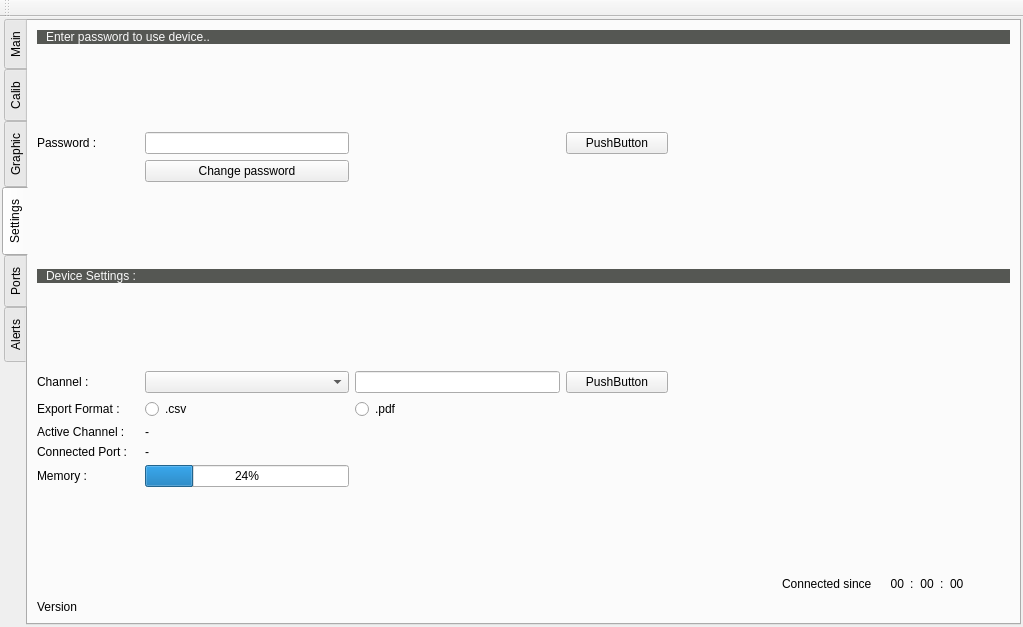
Qt form dlcalmenu.ui (silozd/Data_Logger) before a commit.
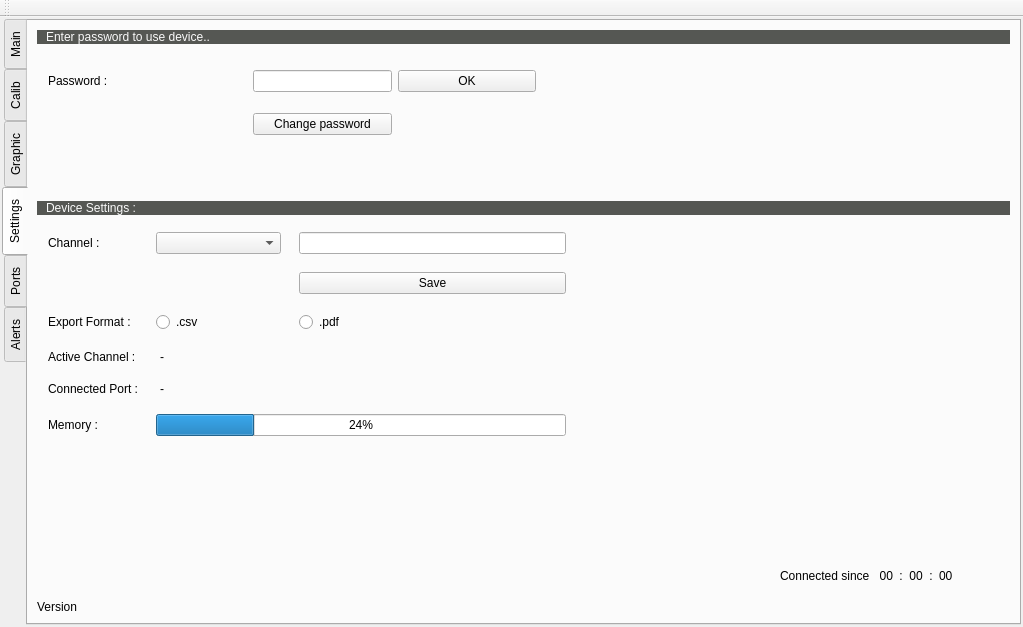
The same form after that commit. The open tabs and pages were chosen to show the change.

Commit message: settings layout

The edit to the form file:
```diff
--- a/dlcalmenu.ui
+++ b/dlcalmenu.ui
@@ -634,7 +634,7 @@
        <attribute name="title">
         <string>Settings</string>
        </attribute>
-       <layout class="QGridLayout" name="gridLayout_10" rowstretch="1,0,1,1,0,0,0,1,1,0,0,1,0,0,0" columnstretch="1,2,2,1,1,1,0,0,0,0,0,0">
+       <layout class="QGridLayout" name="gridLayout_10" rowstretch="0,1,0,0,1,1,0,0" columnstretch="3,1,0,0">
         <property name="leftMargin">
          <number>9</number>
         </property>
@@ -647,114 +647,7 @@
         <property name="bottomMargin">
          <number>9</number>
         </property>
-        <item row="9" column="0">
-         <widget class="QLabel" name="label_24">
-          <property name="text">
-           <string>Active Channel :</string>
-          </property>
-         </widget>
-        </item>
-        <item row="13" column="6">
-         <widget class="QLabel" name="hundredthsText">
-          <property name="text">
-           <string>00</string>
-          </property>
-          <property name="alignment">
-           <set>Qt::AlignRight|Qt::AlignTrailing|Qt::AlignVCenter</set>
-          </property>
-         </widget>
-        </item>
-        <item row="9" column="1">
-         <widget class="QLabel" name="activeChannels">
-          <property name="text">
-           <string>-</string>
-          </property>
-         </widget>
-        </item>
-        <item row="13" column="10">
-         <widget class="QLabel" name="secondsText">
-          <property name="text">
-           <string>00</string>
-          </property>
-         </widget>
-        </item>
-        <item row="2" column="3">
-         <widget class="QPushButton" name="pushButton_9">
-          <property name="text">
-           <string>PushButton</string>
-          </property>
-         </widget>
-        </item>
-        <item row="10" column="0">
-         <widget class="QLabel" name="label_26">
-          <property name="text">
-           <string>Connected Port :</string>
-          </property>
-         </widget>
-        </item>
-        <item row="13" column="4">
-         <spacer name="horizontalSpacer_4">
-          <property name="orientation">
-           <enum>Qt::Horizontal</enum>
-          </property>
-          <property name="sizeHint" stdset="0">
-           <size>
-            <width>40</width>
-            <height>20</height>
-           </size>
-          </property>
-         </spacer>
-        </item>
-        <item row="6" column="1">
-         <spacer name="verticalSpacer_4">
-          <property name="orientation">
-           <enum>Qt::Vertical</enum>
-          </property>
-          <property name="sizeHint" stdset="0">
-           <size>
-            <width>20</width>
-            <height>40</height>
-           </size>
-          </property>
-         </spacer>
-        </item>
-        <item row="7" column="1">
-         <widget class="QComboBox" name="combo_channels"/>
-        </item>
-        <item row="2" column="1">
-         <widget class="QLineEdit" name="lineEdit"/>
-        </item>
-        <item row="13" column="5">
-         <widget class="QLabel" name="lbl_settingsTime">
-          <property name="text">
-           <string>Connected since </string>
-          </property>
-         </widget>
-        </item>
-        <item row="1" column="1">
-         <spacer name="verticalSpacer_3">
-          <property name="orientation">
-           <enum>Qt::Vertical</enum>
-          </property>
-          <property name="sizeHint" stdset="0">
-           <size>
-            <width>20</width>
-            <height>40</height>
-           </size>
-          </property>
-         </spacer>
-        </item>
-        <item row="7" column="2">
-         <widget class="QLineEdit" name="lineEdit_2"/>
-        </item>
-        <item row="8" column="0">
-         <widget class="QLabel" name="label_23">
-          <property name="text">
-           <string>Export Format :</string>
-          </property>
-         </widget>
-        </item>
-        <item row="13" column="11">
+        <item row="6" column="3">
          <spacer name="horizontalSpacer">
           <property name="orientation">
            <enum>Qt::Horizontal</enum>
@@ -767,58 +660,7 @@
           </property>
          </spacer>
         </item>
-        <item row="7" column="3">
-         <widget class="QPushButton" name="pushButton_10">
-          <property name="text">
-           <string>PushButton</string>
-          </property>
-         </widget>
-        </item>
-        <item row="11" column="0">
-         <widget class="QLabel" name="label_28">
-          <property name="text">
-           <string>Memory :</string>
-          </property>
-         </widget>
-        </item>
-        <item row="3" column="1">
-         <widget class="QPushButton" name="btn_newPassword">
-          <property name="text">
-           <string>Change password</string>
-          </property>
-         </widget>
-        </item>
-        <item row="8" column="2">
-         <widget class="QRadioButton" name="radioButton_4">
-          <property name="text">
-           <string>.pdf</string>
-          </property>
-         </widget>
-        </item>
-        <item row="0" column="0" colspan="12">
-         <widget class="QLabel" name="label_19">
-          <property name="sizePolicy">
-           <sizepolicy hsizetype="Preferred" vsizetype="Fixed">
-            <horstretch>0</horstretch>
-            <verstretch>0</verstretch>
-           </sizepolicy>
-          </property>
-          <property name="styleSheet">
-           <string notr="true">background-color: rgb(85, 87, 83);
-color: rgb(250, 250, 250);</string>
-          </property>
-          <property name="text">
-           <string>Enter password to use device..</string>
-          </property>
-          <property name="margin">
-           <number>5</number>
-          </property>
-          <property name="indent">
-           <number>9</number>
-          </property>
-         </widget>
-        </item>
-        <item row="5" column="0" colspan="12">
+        <item row="3" column="0" colspan="4">
          <widget class="QLabel" name="label_21">
           <property name="sizePolicy">
            <sizepolicy hsizetype="Preferred" vsizetype="Fixed">
@@ -841,59 +683,7 @@
           </property>
          </widget>
         </item>
-        <item row="10" column="1">
-         <widget class="QLabel" name="currentPort">
-          <property name="text">
-           <string>-</string>
-          </property>
-         </widget>
-        </item>
-        <item row="11" column="1">
-         <widget class="QProgressBar" name="progressBar">
-          <property name="value">
-           <number>24</number>
-          </property>
-         </widget>
-        </item>
-        <item row="13" column="7">
-         <widget class="QLabel" name="label">
-          <property name="text">
-           <string>:</string>
-          </property>
-         </widget>
-        </item>
-        <item row="13" column="8">
-         <widget class="QLabel" name="minutesText">
-          <property name="text">
-           <string>00</string>
-          </property>
-          <property name="alignment">
-           <set>Qt::AlignCenter</set>
-          </property>
-         </widget>
-        </item>
-        <item row="14" column="0" colspan="12">
-         <widget class="QLabel" name="label_4">
-          <property name="text">
-           <string>Version</string>
-          </property>
-         </widget>
-        </item>
-        <item row="8" column="1">
-         <widget class="QRadioButton" name="radioButton_3">
-          <property name="text">
-           <string>.csv</string>
-          </property>
-         </widget>
-        </item>
-        <item row="7" column="0">
-         <widget class="QLabel" name="label_22">
-          <property name="text">
-           <string>Channel :</string>
-          </property>
-         </widget>
-        </item>
-        <item row="4" column="1">
+        <item row="2" column="1">
          <spacer name="verticalSpacer">
           <property name="orientation">
            <enum>Qt::Vertical</enum>
@@ -906,7 +696,30 @@
           </property>
          </spacer>
         </item>
-        <item row="12" column="4">
+        <item row="0" column="0" colspan="4">
+         <widget class="QLabel" name="label_19">
+          <property name="sizePolicy">
+           <sizepolicy hsizetype="Preferred" vsizetype="Fixed">
+            <horstretch>0</horstretch>
+            <verstretch>0</verstretch>
+           </sizepolicy>
+          </property>
+          <property name="styleSheet">
+           <string notr="true">background-color: rgb(85, 87, 83);
+color: rgb(250, 250, 250);</string>
+          </property>
+          <property name="text">
+           <string>Enter password to use device..</string>
+          </property>
+          <property name="margin">
+           <number>5</number>
+          </property>
+          <property name="indent">
+           <number>9</number>
+          </property>
+         </widget>
+        </item>
+        <item row="5" column="1">
          <spacer name="verticalSpacer_2">
           <property name="orientation">
            <enum>Qt::Vertical</enum>
@@ -919,18 +732,239 @@
           </property>
          </spacer>
         </item>
-        <item row="2" column="0">
-         <widget class="QLabel" name="label_20">
+        <item row="7" column="0" colspan="4">
+         <widget class="QLabel" name="lbl_version">
+          <property name="font">
+           <font>
+            <family>Cantarell</family>
+           </font>
+          </property>
           <property name="text">
-           <string>Password :</string>
+           <string>Version</string>
           </property>
          </widget>
         </item>
-        <item row="13" column="9">
-         <widget class="QLabel" name="label_5">
-          <property name="text">
-           <string>:</string>
-          </property>
+        <item row="6" column="2">
+         <widget class="QWidget" name="widget_3" native="true">
+          <layout class="QGridLayout" name="gridLayout_17">
+           <item row="0" column="0">
+            <widget class="QLabel" name="lbl_settingsTime">
+             <property name="text">
+              <string>Connected since </string>
+             </property>
+            </widget>
+           </item>
+           <item row="0" column="3">
+            <widget class="QLabel" name="minutesText">
+             <property name="text">
+              <string>00</string>
+             </property>
+             <property name="alignment">
+              <set>Qt::AlignCenter</set>
+             </property>
+            </widget>
+           </item>
+           <item row="0" column="1">
+            <widget class="QLabel" name="hundredthsText">
+             <property name="text">
+              <string>00</string>
+             </property>
+             <property name="alignment">
+              <set>Qt::AlignRight|Qt::AlignTrailing|Qt::AlignVCenter</set>
+             </property>
+            </widget>
+           </item>
+           <item row="0" column="6">
+            <widget class="QLabel" name="secondsText">
+             <property name="text">
+              <string>00</string>
+             </property>
+            </widget>
+           </item>
+           <item row="0" column="5">
+            <widget class="QLabel" name="label_5">
+             <property name="text">
+              <string>:</string>
+             </property>
+             <property name="alignment">
+              <set>Qt::AlignCenter</set>
+             </property>
+            </widget>
+           </item>
+           <item row="0" column="2">
+            <widget class="QLabel" name="label">
+             <property name="text">
+              <string>:</string>
+             </property>
+             <property name="alignment">
+              <set>Qt::AlignCenter</set>
+             </property>
+            </widget>
+           </item>
+          </layout>
+         </widget>
+        </item>
+        <item row="4" column="0">
+         <widget class="QWidget" name="widget" native="true">
+          <layout class="QGridLayout" name="gridLayout_15" rowstretch="1,1,0,0,1,0" columnstretch="0,1,1,1">
+           <property name="spacing">
+            <number>18</number>
+           </property>
+           <item row="5" column="0">
+            <widget class="QLabel" name="label_28">
+             <property name="text">
+              <string>Memory :</string>
+             </property>
+            </widget>
+           </item>
+           <item row="2" column="1">
+            <widget class="QRadioButton" name="radioBtn_csv">
+             <property name="text">
+              <string>.csv</string>
+             </property>
+            </widget>
+           </item>
+           <item row="4" column="1" colspan="2">
+            <widget class="QLabel" name="currentPort">
+             <property name="text">
+              <string>-</string>
+             </property>
+             <property name="alignment">
+              <set>Qt::AlignLeading|Qt::AlignLeft|Qt::AlignVCenter</set>
+             </property>
+             <property name="indent">
+              <number>4</number>
+             </property>
+            </widget>
+           </item>
+           <item row="2" column="2">
+            <widget class="QRadioButton" name="radioBtn_pdf">
+             <property name="text">
+              <string>.pdf</string>
+             </property>
+            </widget>
+           </item>
+           <item row="4" column="0">
+            <widget class="QLabel" name="label_26">
+             <property name="text">
+              <string>Connected Port :</string>
+             </property>
+            </widget>
+           </item>
+           <item row="0" column="0">
+            <widget class="QLabel" name="label_22">
+             <property name="text">
+              <string>Channel :</string>
+             </property>
+            </widget>
+           </item>
+           <item row="3" column="0">
+            <widget class="QLabel" name="label_24">
+             <property name="text">
+              <string>Active Channel :</string>
+             </property>
+            </widget>
+           </item>
+           <item row="2" column="0">
+            <widget class="QLabel" name="label_23">
+             <property name="text">
+              <string>Export Format :</string>
+             </property>
+            </widget>
+           </item>
+           <item row="3" column="1" colspan="2">
+            <widget class="QLabel" name="activeChannels">
+             <property name="text">
+              <string>-</string>
+             </property>
+             <property name="alignment">
+              <set>Qt::AlignLeading|Qt::AlignLeft|Qt::AlignVCenter</set>
+             </property>
+             <property name="indent">
+              <number>4</number>
+             </property>
+            </widget>
+           </item>
+           <item row="5" column="1" colspan="3">
+            <widget class="QProgressBar" name="memory">
+             <property name="value">
+              <number>24</number>
+             </property>
+            </widget>
+           </item>
+           <item row="0" column="1">
+            <widget class="QComboBox" name="combo_channels"/>
+           </item>
+           <item row="0" column="2" colspan="2">
+            <widget class="QLineEdit" name="channelName"/>
+           </item>
+           <item row="1" column="2" colspan="2">
+            <widget class="QPushButton" name="btn_saveChn">
+             <property name="text">
+              <string>Save</string>
+             </property>
+            </widget>
+           </item>
+          </layout>
+         </widget>
+        </item>
+        <item row="1" column="0" colspan="3">
+         <widget class="QWidget" name="widget_2" native="true">
+          <layout class="QGridLayout" name="gridLayout_16" columnstretch="0,1,1,1,3">
+           <property name="verticalSpacing">
+            <number>12</number>
+           </property>
+           <item row="0" column="3">
+            <widget class="QPushButton" name="btn_password">
+             <property name="text">
+              <string>OK</string>
+             </property>
+            </widget>
+           </item>
+           <item row="1" column="2">
+            <widget class="QPushButton" name="btn_newPassword">
+             <property name="text">
+              <string>Change password</string>
+             </property>
+            </widget>
+           </item>
+           <item row="0" column="2">
+            <widget class="QLineEdit" name="password"/>
+           </item>
+           <item row="0" column="1">
+            <spacer name="horizontalSpacer_4">
+             <property name="orientation">
+              <enum>Qt::Horizontal</enum>
+             </property>
+             <property name="sizeHint" stdset="0">
+              <size>
+               <width>40</width>
+               <height>20</height>
+              </size>
+             </property>
+            </spacer>
+           </item>
+           <item row="0" column="0">
+            <widget class="QLabel" name="label_20">
+             <property name="text">
+              <string>Password :</string>
+             </property>
+            </widget>
+           </item>
+           <item row="0" column="4">
+            <spacer name="horizontalSpacer_5">
+             <property name="orientation">
+              <enum>Qt::Horizontal</enum>
+             </property>
+             <property name="sizeHint" stdset="0">
+              <size>
+               <width>40</width>
+               <height>20</height>
+              </size>
+             </property>
+            </spacer>
+           </item>
+          </layout>
          </widget>
         </item>
        </layout>
```
Left out of the diff: 13 changed lines with no effect on the pictures. The commit also changes 4 other files.
